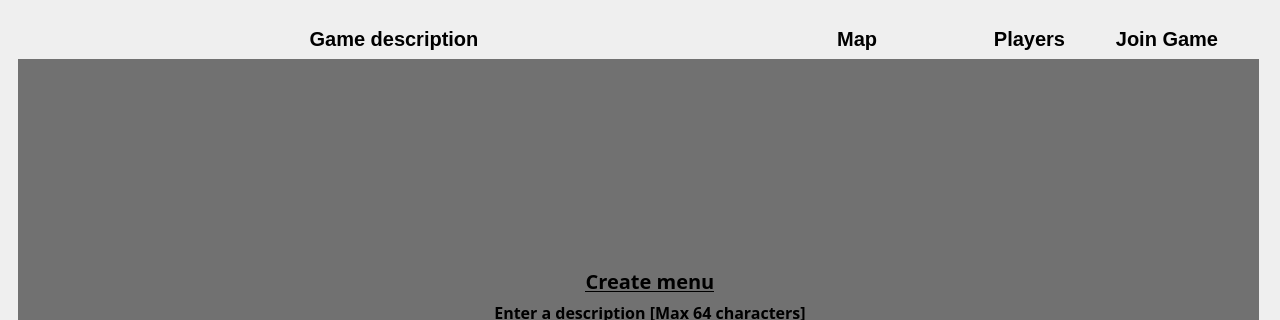
Old version of the form client/mainwindow.ui in the repository JM-Pascual/TPG-Taller-Worms2D; both pictures show x 0 to 1280 and y 0 to 320 of the 1280 by 720 pixel window.
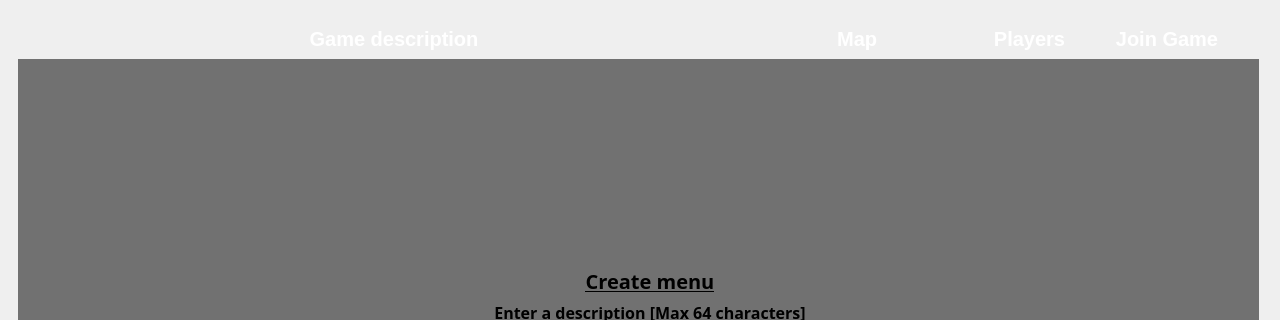
New version of the form. The open tabs and pages were chosen to show the change. Icons and pictures are not drawn.

Commit message: Fix labels qt

```diff
--- a/client/mainwindow.ui
+++ b/client/mainwindow.ui
@@ -347,6 +347,9 @@
          <property name="alignment">
           <set>Qt::AlignCenter</set>
          </property>
+         <property name="styleSheet">
+            <string notr="true">color: white</string>
+         </property>
         </widget>
        </item>
        <item>
@@ -363,6 +366,9 @@
          <property name="alignment">
           <set>Qt::AlignCenter</set>
          </property>
+         <property name="styleSheet">
+            <string notr="true">color: white</string>
+         </property>
         </widget>
        </item>
        <item>
@@ -379,6 +385,9 @@
          <property name="alignment">
           <set>Qt::AlignCenter</set>
          </property>
+         <property name="styleSheet">
+            <string notr="true">color: white</string>
+         </property>
         </widget>
        </item>
        <item>
@@ -395,6 +404,9 @@
          <property name="alignment">
           <set>Qt::AlignCenter</set>
          </property>
+         <property name="styleSheet">
+            <string notr="true">color: white</string>
+         </property>
         </widget>
        </item>
       </layout>
```
Left out of the diff: 2 changed lines with no effect on the pictures.
